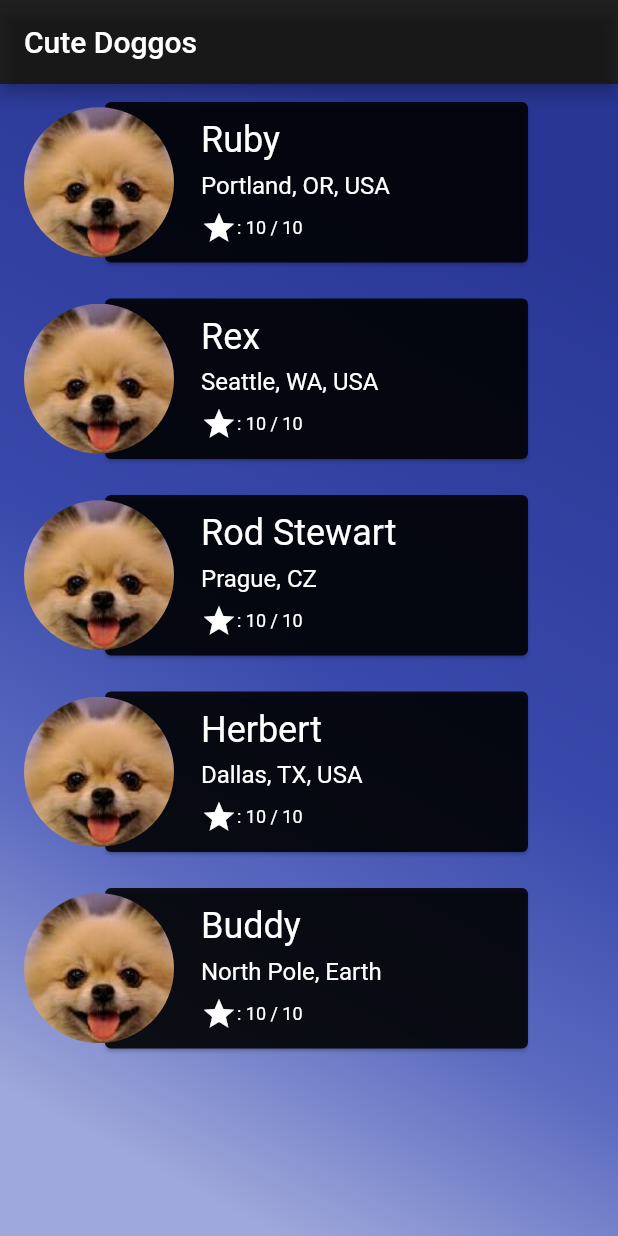
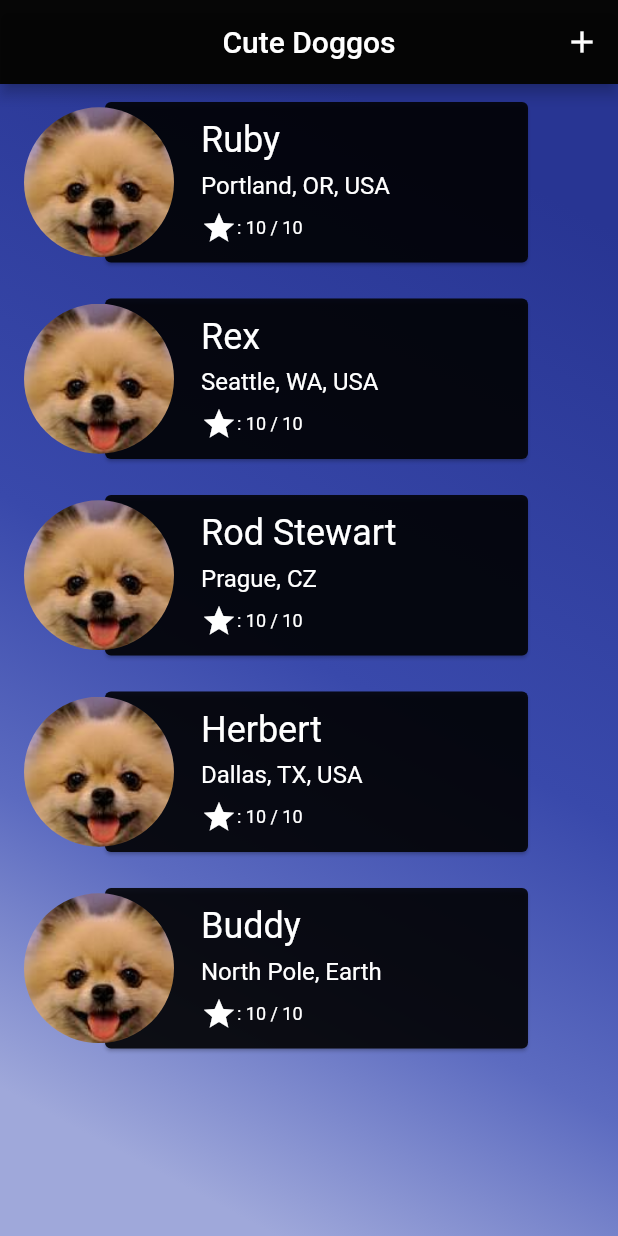
Before and after one commit to Dart-for-Apps/flutter-by-example, a Flutter app: the screen it shows after launch, on a phone screen of 412 x 824 dp. Run offline on Flutter 3.47's test engine with Material 2 defaults, Android fonts, the phone set to English and light mode, and no system bars; network calls fail.

Commit message:
Add themes for making app white, Add add_dog_form
- Using them to make the app white
- Add AddDogForm widget

```diff
--- a/lib/main.dart
+++ b/lib/main.dart
@@ -2,6 +2,7 @@ import 'package:flutter/material.dart';
 
 import 'dog_model.dart';
 import 'dog_list.dart';
+import 'add_dog_form.dart';
 
 void main() => runApp(MyApp());
 
@@ -13,15 +14,25 @@ class MyApp extends StatelessWidget {
     return MaterialApp(
       title: 'Flutter Demo',
       theme: ThemeData(
-        primarySwatch: Colors.blue,
-        // 앱 전체 텍스트, 아이콘의 색을 하얀색으로 설정
+        // 앱바의 구분을 위해 전체 테마가 dark 임을 명시하고
+        // 앱 전체 아이콘 및 텍스트의 색을 white 로 정정함.
+        brightness: Brightness.dark,
+        primarySwatch: Colors.cyan,
         textTheme: Theme.of(context).textTheme.apply(
           bodyColor: Colors.white,
           displayColor: Colors.white,
         ),
+        primaryTextTheme: Theme.of(context).primaryTextTheme.apply(
+          displayColor: Colors.white,
+          bodyColor: Colors.white,
+        ),
         iconTheme: Theme.of(context).iconTheme.copyWith(
           color: Colors.white,
         ),
+        primaryIconTheme: Theme.of(context).primaryIconTheme.copyWith(
+          color: Colors.white,
+        ),
+        buttonColor: Colors.white,
       ),
       home: MyHomePage(title: 'Cute Doggos'),
     );
@@ -54,6 +65,13 @@ class _MyHomePageState extends State<MyHomePage> {
       appBar: AppBar(
         title: Text(widget.title),
         backgroundColor: Colors.black87,
+        actions: <Widget>[
+          IconButton(
+            icon: Icon(Icons.add),
+            onPressed: _showAddDogForm,
+          ),
+        ],
+        centerTitle: true,
       ),
       body: Container(
         decoration: BoxDecoration(
@@ -73,4 +91,18 @@ class _MyHomePageState extends State<MyHomePage> {
       ),
     );
   }
+
+  Future _showAddDogForm() async {
+    Dog newDog = await Navigator.of(context).push(
+      MaterialPageRoute(
+        builder: (BuildContext context) {
+          return AddDogForm();
+        }
+      ),
+    );
+
+    if (newDog != null) {
+      initialDoggos.add(newDog);
+    }
+  }
 }
```
Also changed, not shown: lib/add_dog_form.dart (added, +64 -0 lines), lib/new_dog_form.dart (deleted).
